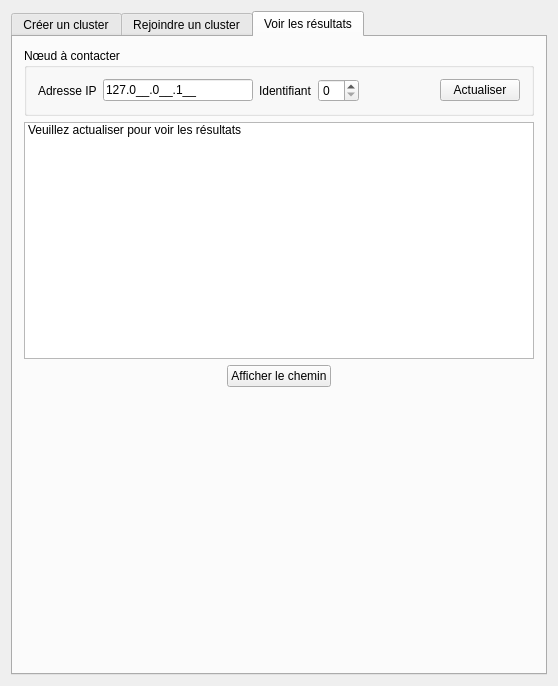
Old version of the form duck-interface/mainwindow.ui in the repository WardenQQ/sd-project.
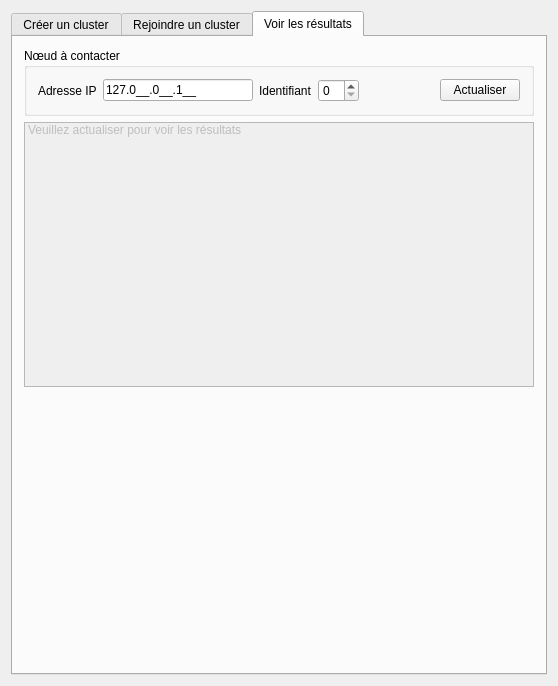
New version of the form. The open tabs and pages were chosen to show the change.

Commit message: Issue #10 & #36 : Affichage dynamique du chemin selectionne, correction du problème de chemin non selectionne

Diff of the .ui file:
```diff
--- a/duck-interface/mainwindow.ui
+++ b/duck-interface/mainwindow.ui
@@ -593,6 +593,9 @@
         </item>
         <item>
          <widget class="QListWidget" name="listWidget">
+          <property name="enabled">
+           <bool>false</bool>
+          </property>
           <item>
            <property name="text">
             <string>Veuillez actualiser pour voir les résultats</string>
@@ -600,43 +603,6 @@
           </item>
          </widget>
         </item>
-        <item>
-         <layout class="QHBoxLayout" name="horizontalLayout_7">
-          <item>
-           <spacer name="horizontalSpacer_7">
-            <property name="orientation">
-             <enum>Qt::Horizontal</enum>
-            </property>
-            <property name="sizeHint" stdset="0">
-             <size>
-              <width>40</width>
-              <height>20</height>
-             </size>
-            </property>
-           </spacer>
-          </item>
-          <item>
-           <widget class="QPushButton" name="btn_display_path">
-            <property name="text">
-             <string>Afficher le chemin</string>
-            </property>
-           </widget>
-          </item>
-          <item>
-           <spacer name="horizontalSpacer_8">
-            <property name="orientation">
-             <enum>Qt::Horizontal</enum>
-            </property>
-            <property name="sizeHint" stdset="0">
-             <size>
-              <width>40</width>
-              <height>20</height>
-             </size>
-            </property>
-           </spacer>
-          </item>
-         </layout>
-        </item>
         <item>
          <spacer name="verticalSpacer_2">
           <property name="orientation">
```
Left out of the diff: 38 changed lines with no effect on the pictures. The commit also changes 15 other files.
